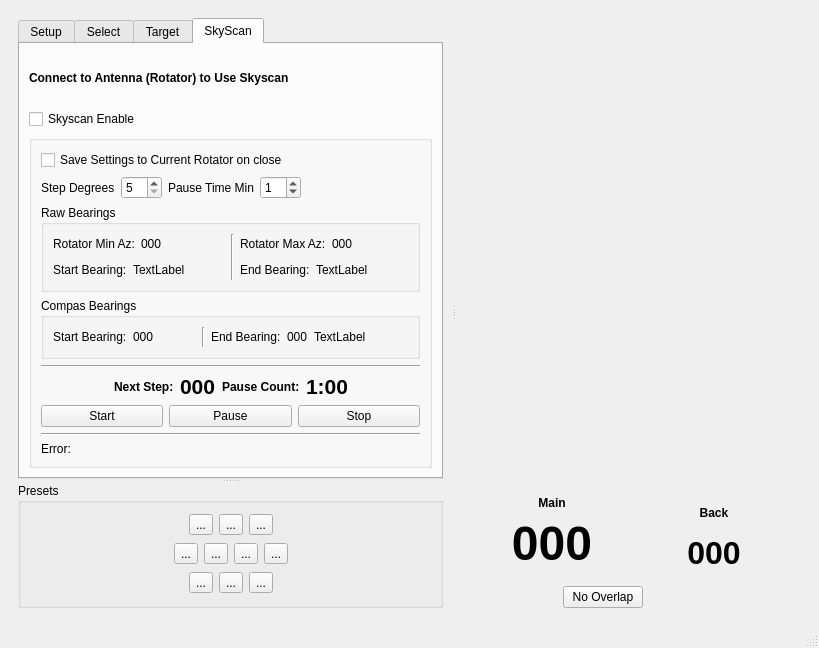
Above: mqt/MqtRotator/rotatormainwindow.ui from Rsclub22/Minos2-Mirror before the change. Below: the same form after it.
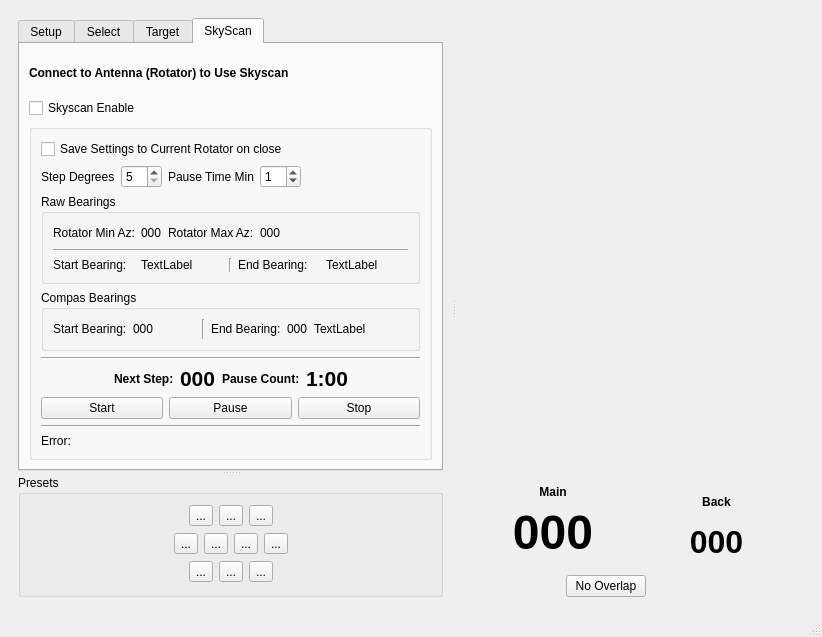
That is the form after the change. Custom widgets are drawn as their Qt base class.

The edit to the form file:
```diff
--- a/mqt/MqtRotator/rotatormainwindow.ui
+++ b/mqt/MqtRotator/rotatormainwindow.ui
@@ -9,15 +9,15 @@
    <rect>
     <x>0</x>
     <y>0</y>
-    <width>819</width>
-    <height>648</height>
+    <width>822</width>
+    <height>637</height>
    </rect>
   </property>
   <property name="windowTitle">
    <string>Minos Rotator</string>
   </property>
   <widget class="QWidget" name="centralwidget">
-   <layout class="QVBoxLayout" name="verticalLayout_31">
+   <layout class="QVBoxLayout" name="verticalLayout_27">
     <item>
      <widget class="MinosSplitter" name="rotSplitter">
       <property name="orientation">
@@ -509,16 +509,12 @@
                    </layout>
                   </item>
                   <item>
-                   <layout class="QVBoxLayout" name="verticalLayout_30">
-                    <item>
                      <widget class="QGroupBox" name="skyScanRawBearingsGroupBox">
                       <property name="title">
                        <string>Raw Bearings</string>
                       </property>
                       <layout class="QVBoxLayout" name="verticalLayout_32">
                        <item>
-                        <layout class="QHBoxLayout" name="horizontalLayout_24">
-                         <item>
                           <layout class="QVBoxLayout" name="verticalLayout_26">
                            <item>
                             <layout class="QHBoxLayout" name="horizontalLayout_14">
@@ -537,7 +533,21 @@
                               </widget>
                              </item>
                              <item>
-                              <spacer name="horizontalSpacer_16">
+                          <widget class="QLabel" name="skyScanRotatorMaxAzLbl_2">
+                           <property name="text">
+                            <string>Rotator Max Az:</string>
+                           </property>
+                          </widget>
+                         </item>
+                         <item>
+                          <widget class="QLabel" name="skyScanRotatorDisplayMaxAz">
+                           <property name="text">
+                            <string>000</string>
+                           </property>
+                          </widget>
+                         </item>
+                         <item>
+                          <spacer name="horizontalSpacer_15">
                                <property name="orientation">
                                 <enum>Qt::Horizontal</enum>
                                </property>
@@ -552,7 +562,14 @@
                             </layout>
                            </item>
                            <item>
-                            <layout class="QHBoxLayout" name="horizontalLayout_18">
+                        <widget class="Line" name="line_5">
+                         <property name="orientation">
+                          <enum>Qt::Horizontal</enum>
+                         </property>
+                        </widget>
+                       </item>
+                       <item>
+                        <layout class="QHBoxLayout" name="horizontalLayout_26">
                              <item>
                               <widget class="QLabel" name="skyScanStartBrgLabel">
                                <property name="text">
@@ -568,23 +585,6 @@
                               </widget>
                              </item>
                              <item>
-                              <spacer name="horizontalSpacer_15">
-                               <property name="orientation">
-                                <enum>Qt::Horizontal</enum>
-                               </property>
-                               <property name="sizeHint" stdset="0">
-                                <size>
-                                 <width>40</width>
-                                 <height>20</height>
-                                </size>
-                               </property>
-                              </spacer>
-                             </item>
-                            </layout>
-                           </item>
-                          </layout>
-                         </item>
-                         <item>
                           <widget class="Line" name="line_3">
                            <property name="orientation">
                             <enum>Qt::Vertical</enum>
@@ -592,41 +592,6 @@
                           </widget>
                          </item>
                          <item>
-                          <layout class="QVBoxLayout" name="verticalLayout_27">
-                           <item>
-                            <layout class="QHBoxLayout" name="horizontalLayout_23">
-                             <item>
-                              <widget class="QLabel" name="skyScanRotatorMaxAzLbl">
-                               <property name="text">
-                                <string>Rotator Max Az:</string>
-                               </property>
-                              </widget>
-                             </item>
-                             <item>
-                              <widget class="QLabel" name="skyScanRotatorDisplayMaxAz">
-                               <property name="text">
-                                <string>000</string>
-                               </property>
-                              </widget>
-                             </item>
-                             <item>
-                              <spacer name="horizontalSpacer_17">
-                               <property name="orientation">
-                                <enum>Qt::Horizontal</enum>
-                               </property>
-                               <property name="sizeHint" stdset="0">
-                                <size>
-                                 <width>40</width>
-                                 <height>20</height>
-                                </size>
-                               </property>
-                              </spacer>
-                             </item>
-                            </layout>
-                           </item>
-                           <item>
-                            <layout class="QHBoxLayout" name="horizontalLayout_21">
-                             <item>
                               <widget class="QLabel" name="skyScanEndBrgLabel">
                                <property name="text">
                                 <string>End Bearing:</string>
@@ -640,21 +605,6 @@
                                </property>
                               </widget>
                              </item>
-                             <item>
-                              <spacer name="horizontalSpacer_22">
-                               <property name="orientation">
-                                <enum>Qt::Horizontal</enum>
-                               </property>
-                               <property name="sizeHint" stdset="0">
-                                <size>
-                                 <width>40</width>
-                                 <height>20</height>
-                                </size>
-                               </property>
-                              </spacer>
-                             </item>
-                            </layout>
-                           </item>
                           </layout>
                          </item>
                         </layout>
@@ -662,6 +612,8 @@
                       </layout>
                      </widget>
                     </item>
+                  <item>
+                   <layout class="QVBoxLayout" name="verticalLayout_30">
                     <item>
                      <widget class="QGroupBox" name="groupBox_2">
                       <property name="title">
```
Left out of the diff: 2 changed lines with no effect on the pictures. Lines whose indentation alone changed are shown as unchanged.
